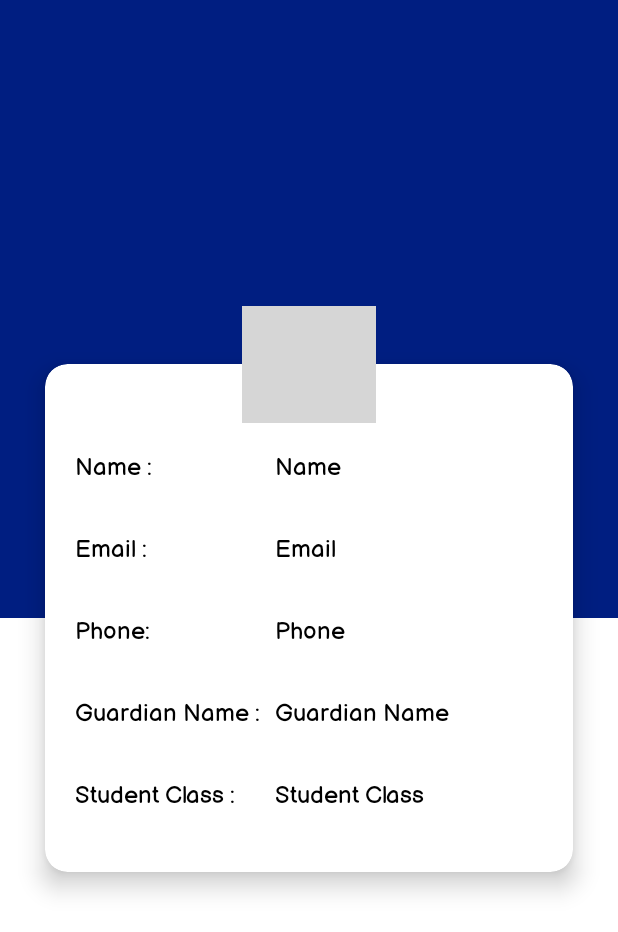
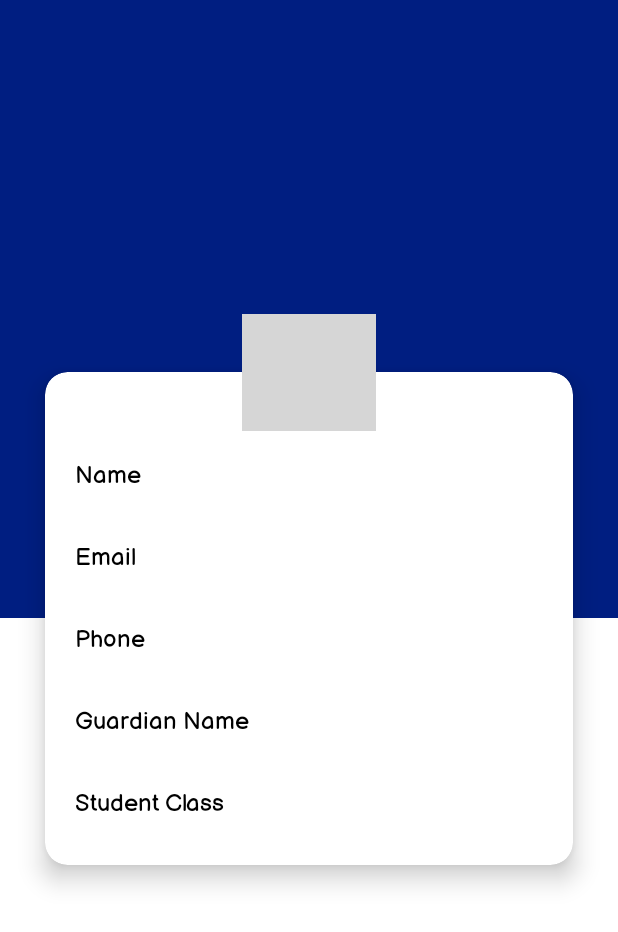
Before and after one commit to rajanvishwa10/Classes-Application, an Android app: the layout activity_viewstudent_profile.xml on its own in the app's theme, with its tools: preview values and no code run, on a phone screen of 412 x 824 dp. Shown: the top 932 px of the screen. Run offline under Robolectric (Android 15) with nearby library versions, the phone set to English and light mode, and no system bars; grey boxes are pictures that could not be loaded.

Commit message:
Second commit

```diff
--- a/app/src/main/java/com/example/classesapplication/ViewstudentProfileActivity.java
+++ b/app/src/main/java/com/example/classesapplication/ViewstudentProfileActivity.java
@@ -18,6 +18,7 @@ public class ViewstudentProfileActivity extends AppCompatActivity {
         setContentView(R.layout.activity_viewstudent_profile);
 
         getSupportActionBar().setTitle("Student Profile");
+        getWindow().setStatusBarColor(getResources().getColor(R.color.colorBack));
 
         TextView textView = findViewById(R.id.name);
         TextView textView2 = findViewById(R.id.email);
@@ -26,11 +27,11 @@ public class ViewstudentProfileActivity extends AppCompatActivity {
         TextView textView5 = findViewById(R.id.guardname);
         ImageView imageView = findViewById(R.id.imageView);
 
-        textView.setText(getIntent().getStringExtra("name"));
-        textView2.setText(getIntent().getStringExtra("email"));
-        textView3.setText(getIntent().getStringExtra("class"));
-        textView4.setText(getIntent().getStringExtra("phone"));
-        textView5.setText(getIntent().getStringExtra("guardian"));
+        textView.setText("Name : "+getIntent().getStringExtra("name"));
+        textView2.setText("Email : "+getIntent().getStringExtra("email"));
+        textView3.setText("Class : "+getIntent().getStringExtra("class"));
+        textView4.setText("Phone : "+getIntent().getStringExtra("phone"));
+        textView5.setText("Guardian Name : "+getIntent().getStringExtra("guardian"));
 
         String image = getIntent().getStringExtra("profilepic");
         Glide.with(this).load(image).into(imageView);
--- a/app/src/main/res/layout/activity_viewstudent_profile.xml
+++ b/app/src/main/res/layout/activity_viewstudent_profile.xml
@@ -38,68 +38,7 @@
             android:layout_height="match_parent"
             android:orientation="horizontal">
 
-            <LinearLayout
-                android:layout_width="wrap_content"
-                android:layout_height="wrap_content"
-                android:orientation="vertical">
 
-                <TextView
-                    android:textSize="16sp"
-                    android:layout_width="wrap_content"
-                    android:layout_height="wrap_content"
-                    android:layout_marginStart="10dp"
-                    android:layout_marginTop="45dp"
-                    android:paddingVertical="10dp"
-                    android:paddingStart="10dp"
-                    android:text="Name :"
-                    android:textColor="@android:color/black" />
-
-
-                <TextView
-                    android:textSize="16sp"
-                    android:layout_width="wrap_content"
-                    android:layout_height="wrap_content"
-                    android:layout_marginStart="10dp"
-                    android:layout_marginTop="10dp"
-                    android:paddingVertical="10dp"
-                    android:paddingStart="10dp"
-                    android:text="Email :"
-                    android:textColor="@android:color/black" />
-
-                <TextView
-                    android:textSize="16sp"
-                    android:layout_width="wrap_content"
-                    android:layout_height="wrap_content"
-                    android:layout_marginStart="10dp"
-                    android:layout_marginTop="10dp"
-                    android:paddingVertical="10dp"
-                    android:paddingStart="10dp"
-                    android:text="Phone: "
-                    android:textColor="@android:color/black" />
-
-                <TextView
-                    android:textSize="16sp"
-                    android:layout_width="wrap_content"
-                    android:layout_height="wrap_content"
-                    android:layout_marginStart="10dp"
-                    android:layout_marginTop="10dp"
-                    android:paddingVertical="10dp"
-                    android:paddingStart="10dp"
-                    android:text="Guardian Name :"
-                    android:textColor="@android:color/black" />
-
-                <TextView
-                    android:textSize="16sp"
-                    android:layout_width="wrap_content"
-                    android:layout_height="wrap_content"
-                    android:layout_marginStart="10dp"
-                    android:layout_marginTop="10dp"
-                    android:layout_marginBottom="30dp"
-                    android:paddingVertical="10dp"
-                    android:paddingStart="10dp"
-                    android:text="Student Class :"
-                    android:textColor="@android:color/black" />
-            </LinearLayout>
 
             <LinearLayout
                 android:layout_width="match_parent"
@@ -111,17 +50,17 @@
                     android:layout_width="match_parent"
                     android:layout_height="wrap_content"
                     android:layout_marginTop="45dp"
-                    android:layout_marginEnd="20dp"
+                    android:layout_marginHorizontal="10dp"
                     android:paddingVertical="10dp"
                     android:paddingStart="10dp"
                     android:text="Name"
                     android:textColor="@android:color/black" />
                 <TextView
+                    android:id="@+id/email"
                     android:textSize="16sp"
-                    android:id="@+id/email"
                     android:layout_width="match_parent"
                     android:layout_height="wrap_content"
-                    android:layout_marginEnd="20dp"
+                    android:layout_marginHorizontal="10dp"
                     android:layout_marginTop="10dp"
                     android:paddingVertical="10dp"
                     android:paddingStart="10dp"
@@ -133,7 +72,7 @@
                     android:id="@+id/phone"
                     android:layout_width="match_parent"
                     android:layout_height="wrap_content"
-                    android:layout_marginEnd="20dp"
+                    android:layout_marginHorizontal="10dp"
                     android:layout_marginTop="10dp"
                     android:paddingVertical="10dp"
                     android:paddingStart="10dp"
@@ -145,7 +84,7 @@
                     android:id="@+id/guardname"
                     android:layout_width="match_parent"
                     android:layout_height="wrap_content"
-                    android:layout_marginEnd="20dp"
+                    android:layout_marginHorizontal="10dp"
                     android:layout_marginTop="10dp"
                     android:paddingVertical="10dp"
                     android:paddingStart="10dp"
@@ -157,12 +96,12 @@
                     android:id="@+id/studentClass"
                     android:layout_width="match_parent"
                     android:layout_height="wrap_content"
-                    android:layout_marginEnd="20dp"
+                    android:layout_marginHorizontal="10dp"
                     android:layout_marginTop="10dp"
                     android:paddingVertical="10dp"
                     android:paddingStart="10dp"
                     android:text="Student Class"
-                    android:layout_marginBottom="30dp"
+                    android:layout_marginBottom="20sp"
                     android:textColor="@android:color/black" />
             </LinearLayout>
 
```
